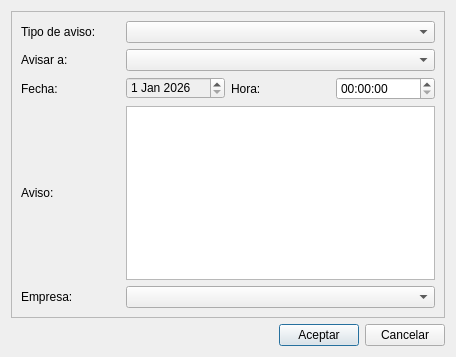
Before: the Qt Designer form app/ui/frmnuevosavisos.ui in MarcArtStudio3D/creative_ERP, drawn with Qt 5.
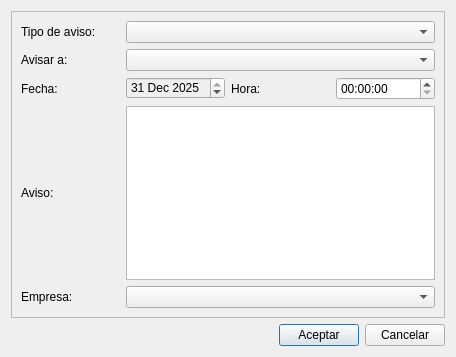
After: the same form once the commit is applied. Icons and pictures are not drawn.

```diff
--- a/app/ui/frmnuevosavisos.ui
+++ b/app/ui/frmnuevosavisos.ui
@@ -73,12 +73,12 @@
         </property>
         <property name="dateTime">
          <datetime>
-          <hour>0</hour>
+          <hour>23</hour>
           <minute>0</minute>
           <second>0</second>
-          <year>2026</year>
-          <month>1</month>
-          <day>1</day>
+          <year>2025</year>
+          <month>12</month>
+          <day>31</day>
          </datetime>
         </property>
        </widget>
```
Left out of the diff: 20 changed lines with no effect on the pictures.
